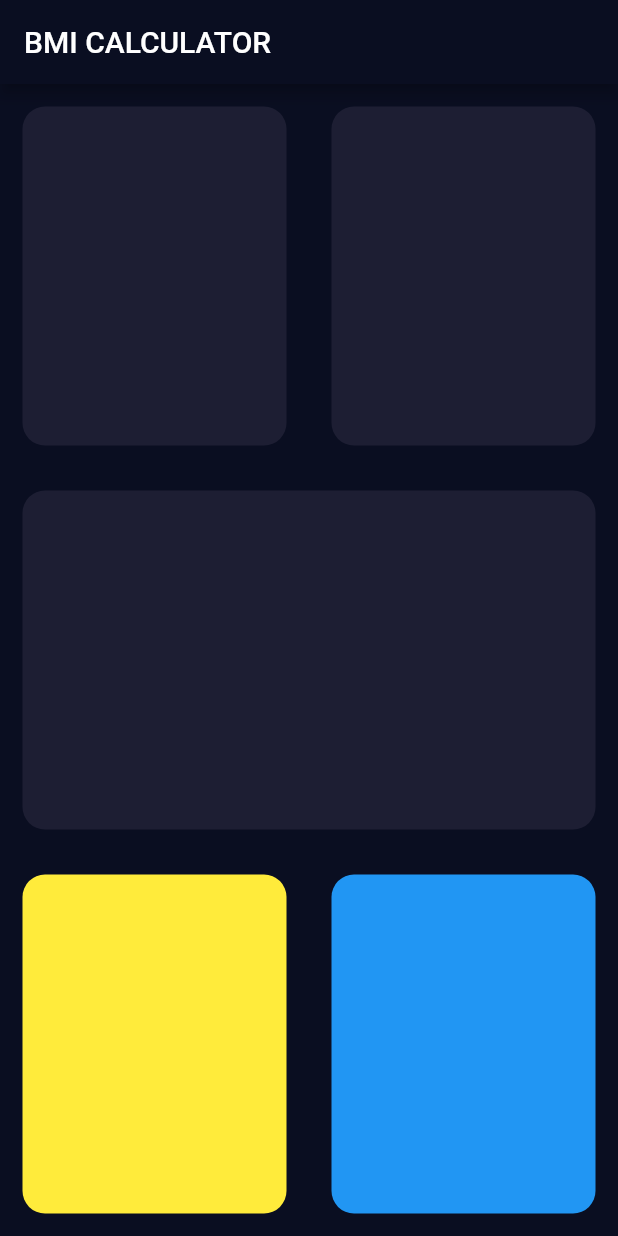
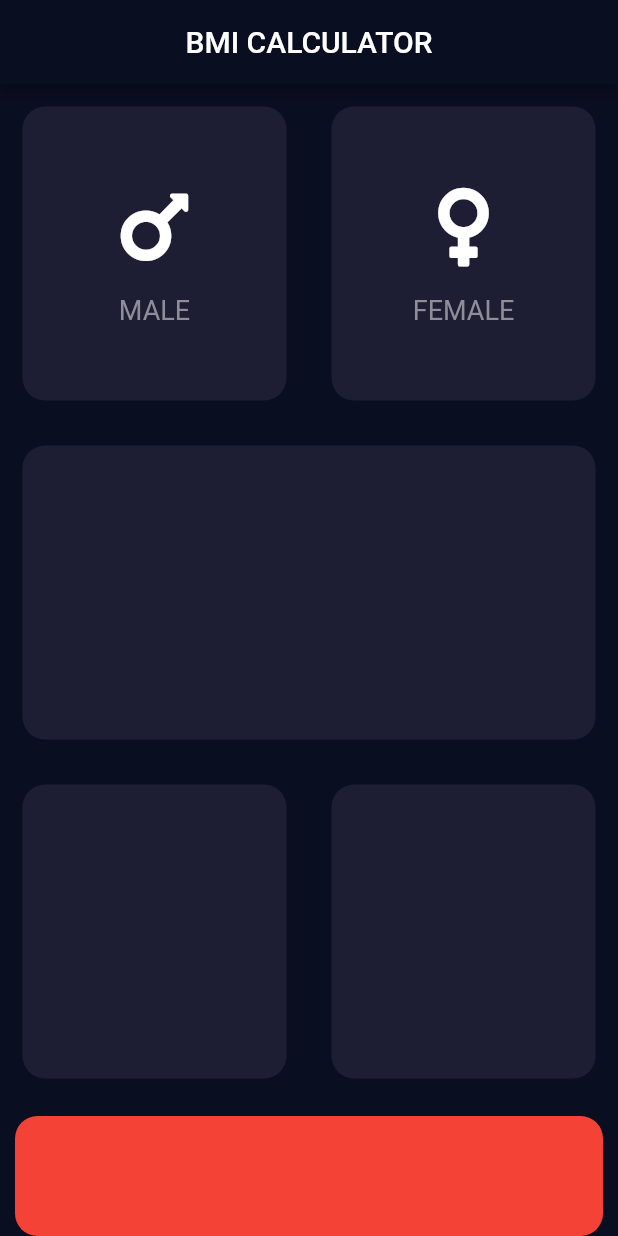
Before and after one commit to tk-code-dev/flutter_bmi, a Flutter app: the screen it shows after launch, on a phone screen of 412 x 824 dp. Run offline on Flutter 3.47's test engine with Material 2 defaults, Android fonts, the phone set to English and light mode, and no system bars; our stand-ins replace font_awesome_flutter.

Commit message:
Add icon_content & reusable_card files

```diff
--- /dev/null
+++ b/lib/icon_content.dart
@@ -0,0 +1,34 @@
+import 'package:flutter/material.dart';
+
+const labelTextStyle = TextStyle(
+  fontSize: 18.0,
+  color: Color(0xFF8D8E98),
+);
+
+class IconContent extends StatelessWidget {
+  final IconData icon;
+  final String label;
+
+  IconContent({@required this.icon, this.label});
+
+  @override
+  Widget build(BuildContext context) {
+    return Column(
+      mainAxisAlignment: MainAxisAlignment.center,
+      children: <Widget>[
+        Icon(
+          icon,
+          color: Colors.white,
+          size: 60.0,
+        ),
+        SizedBox(
+          height: 15.0,
+        ),
+        Text(
+          label,
+          style: labelTextStyle,
+        )
+      ],
+    );
+  }
+}
--- a/lib/input_page.dart
+++ b/lib/input_page.dart
@@ -1,4 +1,11 @@
 import 'package:flutter/material.dart';
+import 'package:font_awesome_flutter/font_awesome_flutter.dart';
+import 'icon_content.dart';
+import 'reusable_card.dart';
+
+const bottomContainerHeight = 80.0;
+const activeCardColour = Color(0xFF1D1E33);
+const bottomContainerColour = Colors.red;
 
 class InputPage extends StatefulWidget {
   @override
@@ -10,7 +17,7 @@ class _InputPageState extends State<InputPage> {
   Widget build(BuildContext context) {
     return Scaffold(
         appBar: AppBar(
-          title: Text('BMI CALCULATOR'),
+          title: Center(child: Text('BMI CALCULATOR')),
         ),
         body: Column(
           children: <Widget>[
@@ -19,12 +26,20 @@ class _InputPageState extends State<InputPage> {
                 children: <Widget>[
                   Expanded(
                     child: ReusableCard(
-                      colour: Color(0xFF1D1E33),
+                      colour: activeCardColour,
+                      cardChild: IconContent(
+                        icon: FontAwesomeIcons.mars,
+                        label: 'MALE',
+                      ),
                     ),
                   ),
                   Expanded(
                     child: ReusableCard(
-                      colour: Color(0xFF1D1E33),
+                      colour: activeCardColour,
+                      cardChild: IconContent(
+                        icon: FontAwesomeIcons.venus,
+                        label: 'FEMALE',
+                      ),
                     ),
                   )
                 ],
@@ -32,7 +47,7 @@ class _InputPageState extends State<InputPage> {
             ),
             Expanded(
               child: ReusableCard(
-                colour: Color(0xFF1D1E33),
+                colour: activeCardColour,
               ),
             ),
             Expanded(
@@ -40,33 +55,27 @@ class _InputPageState extends State<InputPage> {
                 children: <Widget>[
                   Expanded(
                     child: ReusableCard(
-                      colour: Colors.yellow,
+                      colour: activeCardColour,
                     ),
                   ),
                   Expanded(
                     child: ReusableCard(
-                      colour: Colors.blue,
+                      colour: activeCardColour,
                     ),
                   ),
                 ],
+              ),
+            ),
+            Container(
+              height: bottomContainerHeight,
+              width: double.infinity,
+              margin: EdgeInsets.fromLTRB(10.0, 10.0, 10.0, 0),
+              decoration: BoxDecoration(
+                color: bottomContainerColour,
+                borderRadius: BorderRadius.circular(15.0),
               ),
             )
           ],
         ));
   }
 }
-
-class ReusableCard extends StatelessWidget {
-  ReusableCard({@required this.colour});
-  final Color colour;
-  @override
-  Widget build(BuildContext context) {
-    return Container(
-      margin: EdgeInsets.all(15.0),
-      decoration: BoxDecoration(
-        color: colour,
-        borderRadius: BorderRadius.circular(15.0),
-      ),
-    );
-  }
-}
--- /dev/null
+++ b/lib/reusable_card.dart
@@ -0,0 +1,19 @@
+import 'package:flutter/material.dart';
+
+class ReusableCard extends StatelessWidget {
+  final Color colour;
+  final Widget cardChild;
+  ReusableCard({@required this.colour, this.cardChild});
+
+  @override
+  Widget build(BuildContext context) {
+    return Container(
+      child: cardChild,
+      margin: EdgeInsets.all(15.0),
+      decoration: BoxDecoration(
+        color: colour,
+        borderRadius: BorderRadius.circular(15.0),
+      ),
+    );
+  }
+}
--- a/pubspec.yaml
+++ b/pubspec.yaml
@@ -11,6 +11,8 @@ dependencies:
     sdk: flutter
 
   cupertino_icons: ^0.1.2
+  font_awesome_flutter: ^8.7.0
+
 
 dev_dependencies:
   flutter_test:
```
